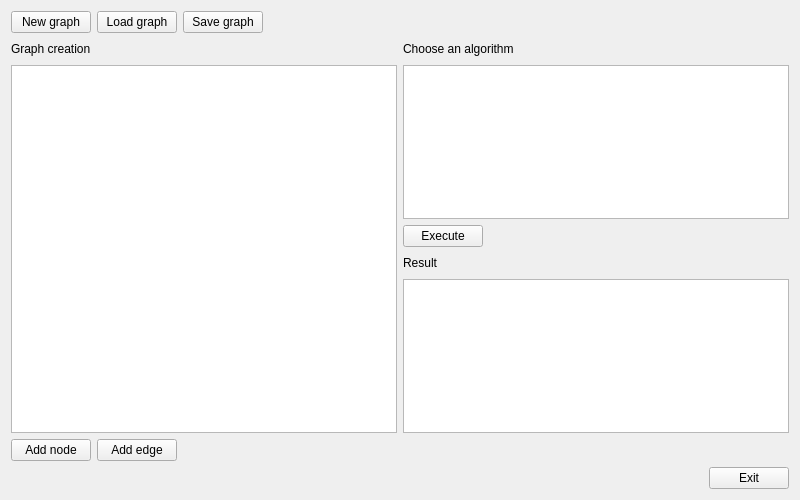
First picture: the form in mainmenu.ui, repository ajzenhamernikola/GiA, before the edit.
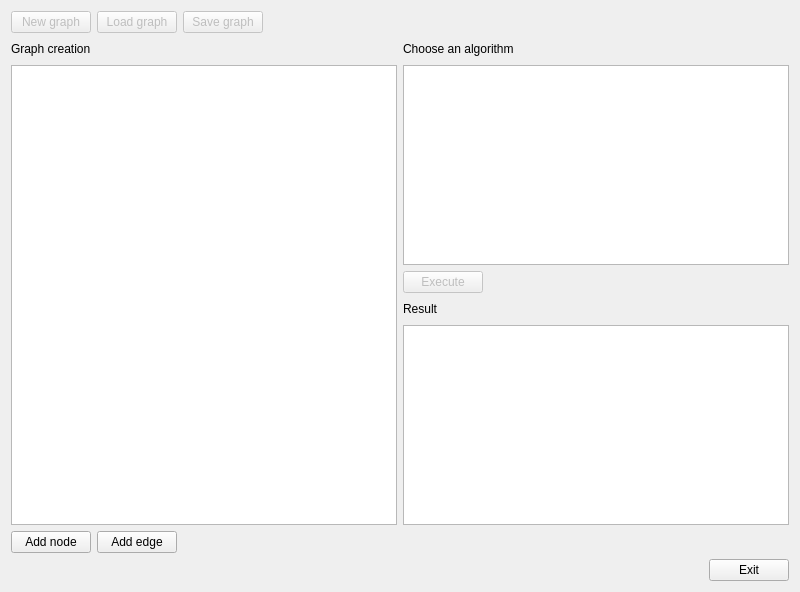
Second picture: the form after the edit.

Commit message: Auto-disabled push buttons that are functionless.

```diff
--- a/mainmenu.ui
+++ b/mainmenu.ui
@@ -7,7 +7,7 @@
     <x>0</x>
     <y>0</y>
     <width>800</width>
-    <height>500</height>
+    <height>592</height>
    </rect>
   </property>
   <property name="sizePolicy">
@@ -24,6 +24,9 @@
     <layout class="QHBoxLayout" name="horizontalLayout">
      <item>
       <widget class="QPushButton" name="pb_new">
+       <property name="enabled">
+        <bool>false</bool>
+       </property>
        <property name="text">
         <string>New graph</string>
        </property>
@@ -31,6 +34,9 @@
      </item>
      <item>
       <widget class="QPushButton" name="pb_load">
+       <property name="enabled">
+        <bool>false</bool>
+       </property>
        <property name="text">
         <string>Load graph</string>
        </property>
@@ -38,6 +44,9 @@
      </item>
      <item>
       <widget class="QPushButton" name="pb_save">
+       <property name="enabled">
+        <bool>false</bool>
+       </property>
        <property name="text">
         <string>Save graph</string>
        </property>
@@ -141,6 +150,9 @@
         <layout class="QHBoxLayout" name="horizontalLayout_2">
          <item>
           <widget class="QPushButton" name="pb_execute">
+           <property name="enabled">
+            <bool>false</bool>
+           </property>
            <property name="text">
             <string>Execute</string>
            </property>
@@ -210,6 +222,9 @@
      </item>
      <item>
       <widget class="QPushButton" name="pb_addEdge">
+       <property name="enabled">
+        <bool>true</bool>
+       </property>
        <property name="text">
         <string>Add edge</string>
        </property>
```
